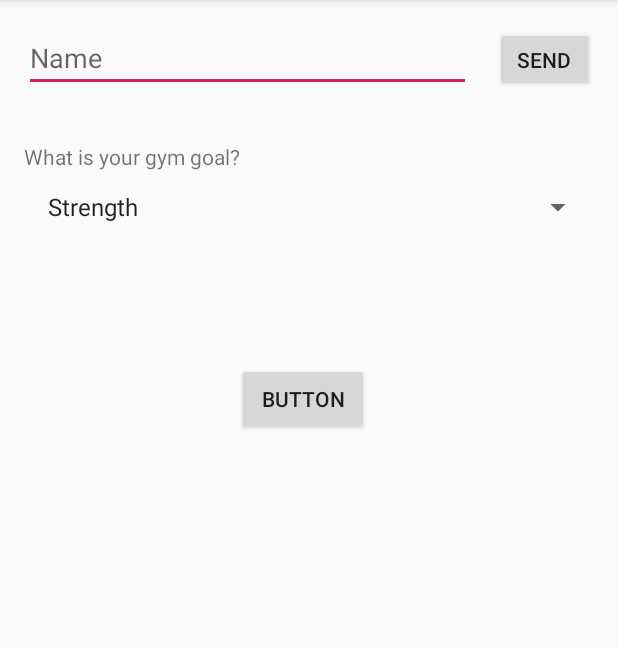
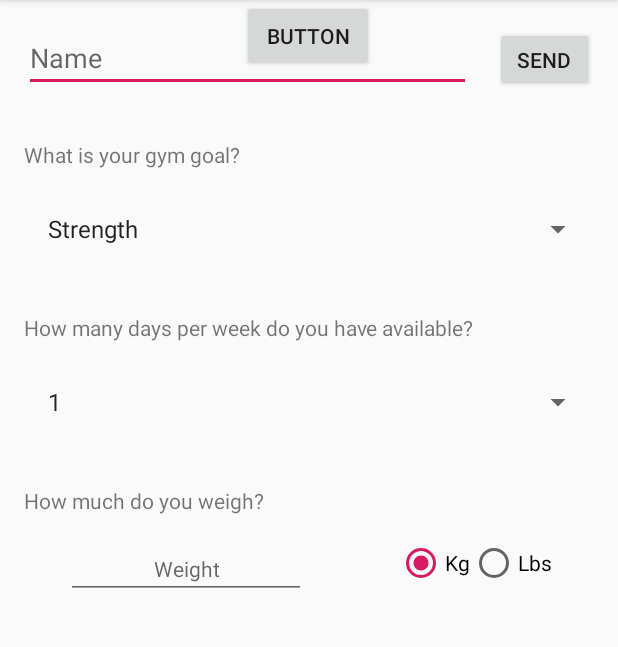
Before and after one commit to ShatterDome1/ProgramMaker, an Android app: the SurveyActivity screen opened directly, with no data from a screen before it, on a phone screen of 412 x 824 dp, the part 84-731 px from its top. Run offline under Robolectric (Android 15) with nearby library versions, the phone set to English and light mode, and no system bars.

Commit message:
added q2 and q3, renamed MainActivity to SurveyActivity, added error message on login

```diff
--- a/app/src/main/AndroidManifest.xml
+++ b/app/src/main/AndroidManifest.xml
@@ -24,10 +24,10 @@
 
         <activity
             android:name=".DisplayMessageActivity"
-            android:parentActivityName=".MainActivity">
+            android:parentActivityName=".SurveyActivity">
         </activity>
 
-        <activity android:name=".MainActivity" />
+        <activity android:name=".SurveyActivity" />
 
     </application>
 
--- a/app/src/main/java/com/example/programmaker/DisplayMessageActivity.java
+++ b/app/src/main/java/com/example/programmaker/DisplayMessageActivity.java
@@ -15,7 +15,7 @@ public class DisplayMessageActivity extends AppCompatActivity {
 
         // Get the intent that started this activity and extract the string
         Intent intent = getIntent();
-        String message = intent.getStringExtra(MainActivity.EXTRA_MESSAGE);
+        String message = intent.getStringExtra(SurveyActivity.EXTRA_MESSAGE);
 
         // Capture the layout's TextView and set the string as its text
         TextView textView = findViewById(R.id.textView);
--- a/app/src/main/java/com/example/programmaker/LoginActivity.java
+++ b/app/src/main/java/com/example/programmaker/LoginActivity.java
@@ -1,11 +1,11 @@
 package com.example.programmaker;
 
 import android.content.Intent;
-import android.icu.text.IDNA;
 import android.os.Bundle;
 import android.view.View;
 import android.widget.Button;
 import android.widget.EditText;
+import android.widget.Toast;
 
 import androidx.appcompat.app.AlertDialog;
 import androidx.appcompat.app.AppCompatActivity;
@@ -44,12 +44,10 @@ public class LoginActivity extends AppCompatActivity {
         UserDBHandler dbHandler = new UserDBHandler(this,null);
         User user = dbHandler.findHandler(usernameStr);
         if ( user != null && user.getPassword().equals(passwordStr) ) {
-            Intent intent = new Intent(LoginActivity.this, MainActivity.class);
+            Intent intent = new Intent(LoginActivity.this, SurveyActivity.class);
             startActivity(intent);
         } else {
-            AlertDialog.Builder a_builder = new AlertDialog.Builder(LoginActivity.this);
-            a_builder.setMessage("Incorrect credentials!");
-            System.out.println("Incorrect credential!!!");
+            Toast.makeText(this, "Invalid credentials!", Toast.LENGTH_SHORT).show();
         }
     }
 
--- a/app/src/main/java/com/example/programmaker/MainActivity.java
+++ b/app/src/main/java/com/example/programmaker/SurveyActivity.java
@@ -9,31 +9,39 @@ import android.widget.ArrayAdapter;
 import android.widget.EditText;
 import android.widget.Spinner;
 
-public class MainActivity extends AppCompatActivity {
+public class SurveyActivity extends AppCompatActivity {
 
     public static final String EXTRA_MESSAGE = "com.example.programmager.MESSAGE";
 
     @Override
     protected void onCreate(Bundle savedInstanceState) {
         super.onCreate(savedInstanceState);
-        setContentView(R.layout.activity_main);
+        setContentView(R.layout.activity_survey);
 
-        // Create the spinner
-        Spinner q1spinner = (Spinner) findViewById(R.id.q1_spinner);
+        // First question of survey
+        Spinner q1spinner = findViewById(R.id.q1_spinner);
         // The adapter gets the string list from the resources
-        ArrayAdapter<String> q1adapter = new ArrayAdapter<String>(MainActivity.this,
+        ArrayAdapter<String> q1adapter = new ArrayAdapter<String>(SurveyActivity.this,
                 android.R.layout.simple_list_item_1,
                 getResources().getStringArray(R.array.q1_answers));
         // This sets the view of the spinner
         q1adapter.setDropDownViewResource(android.R.layout.simple_spinner_dropdown_item);
         // Add the values from the string list to the spinner
         q1spinner.setAdapter(q1adapter);
+
+        // Second question of survey
+        Spinner q2spinner = findViewById(R.id.q2_spinner);
+        ArrayAdapter<String> q2adapter = new ArrayAdapter<>(SurveyActivity.this,
+                android.R.layout.simple_list_item_1,
+                getResources().getStringArray(R.array.q2_answers));
+        q2adapter.setDropDownViewResource(android.R.layout.simple_spinner_dropdown_item);
+        q2spinner.setAdapter(q2adapter);
     }
 
     // Called when the user taps the Send button
     public void sendMessage(View view) {
         Intent intent = new Intent(this, DisplayMessageActivity.class);
-        EditText editText = (EditText) findViewById(R.id.editText);
+        EditText editText = findViewById(R.id.editText);
         String message = editText.getText().toString();
         intent.putExtra(EXTRA_MESSAGE, message);
         startActivity(intent);
--- a/app/src/main/res/layout/activity_main.xml
+++ /dev/null
@@ -1,72 +0,0 @@
-<?xml version="1.0" encoding="utf-8"?>
-<androidx.constraintlayout.widget.ConstraintLayout xmlns:android="http://schemas.android.com/apk/res/android"
-    xmlns:app="http://schemas.android.com/apk/res-auto"
-    xmlns:tools="http://schemas.android.com/tools"
-    android:layout_width="match_parent"
-    android:layout_height="match_parent"
-    tools:context=".MainActivity">
-
-    <Button
-        android:id="@+id/button"
-        android:layout_width="66dp"
-        android:layout_height="43dp"
-        android:layout_marginStart="16dp"
-        android:layout_marginEnd="16dp"
-        android:onClick="sendMessage"
-        android:text="@string/send"
-        app:layout_constraintBaseline_toBaselineOf="@+id/editText"
-        app:layout_constraintEnd_toEndOf="parent"
-        app:layout_constraintHorizontal_bias="0.5"
-        app:layout_constraintStart_toEndOf="@+id/editText" />
-
-    <EditText
-        android:id="@+id/editText"
-        android:layout_width="0dp"
-        android:layout_height="wrap_content"
-        android:layout_marginStart="16dp"
-        android:layout_marginTop="16dp"
-        android:ems="10"
-        android:hint="@string/name"
-        android:inputType="textPersonName"
-        app:layout_constraintEnd_toStartOf="@+id/button"
-        app:layout_constraintHorizontal_bias="0.5"
-        app:layout_constraintStart_toStartOf="parent"
-        app:layout_constraintTop_toTopOf="parent"
-        android:autofillHints="" tools:targetApi="o"/>
-
-    <Spinner
-        android:id="@+id/q1_spinner"
-        android:layout_width="match_parent"
-        android:layout_height="28dp"
-        android:layout_marginStart="16dp"
-        android:layout_marginTop="10dp"
-        android:layout_marginEnd="16dp"
-        app:layout_constraintEnd_toEndOf="parent"
-        app:layout_constraintStart_toStartOf="parent"
-        app:layout_constraintTop_toBottomOf="@+id/textView2" />
-
-    <TextView
-        android:id="@+id/textView2"
-        android:layout_width="match_parent"
-        android:layout_height="wrap_content"
-        android:layout_marginStart="16dp"
-        android:layout_marginTop="33dp"
-        android:layout_marginEnd="16dp"
-        android:text="@string/q1"
-        app:layout_constraintEnd_toEndOf="parent"
-        app:layout_constraintStart_toStartOf="parent"
-        app:layout_constraintTop_toBottomOf="@+id/button" />
-
-    <Button
-        android:id="@+id/deleteUser"
-        android:layout_width="wrap_content"
-        android:layout_height="48dp"
-        android:layout_marginStart="24dp"
-        android:layout_marginTop="90dp"
-        android:layout_marginEnd="32dp"
-        android:text="Button"
-        app:layout_constraintEnd_toEndOf="parent"
-        app:layout_constraintStart_toStartOf="parent"
-        app:layout_constraintTop_toBottomOf="@+id/q1_spinner" />
-
-</androidx.constraintlayout.widget.ConstraintLayout>
--- /dev/null
+++ b/app/src/main/res/layout/activity_survey.xml
@@ -0,0 +1,155 @@
+<?xml version="1.0" encoding="utf-8"?>
+<androidx.constraintlayout.widget.ConstraintLayout xmlns:android="http://schemas.android.com/apk/res/android"
+    xmlns:app="http://schemas.android.com/apk/res-auto"
+    xmlns:tools="http://schemas.android.com/tools"
+    android:layout_width="match_parent"
+    android:layout_height="match_parent"
+    tools:context=".SurveyActivity">
+
+    <Button
+        android:id="@+id/button"
+        android:layout_width="66dp"
+        android:layout_height="43dp"
+        android:layout_marginStart="16dp"
+        android:layout_marginEnd="16dp"
+        android:onClick="sendMessage"
+        android:text="@string/send"
+        app:layout_constraintBaseline_toBaselineOf="@+id/editText"
+        app:layout_constraintEnd_toEndOf="parent"
+        app:layout_constraintHorizontal_bias="0.5"
+        app:layout_constraintStart_toEndOf="@+id/editText" />
+
+    <EditText
+        android:id="@+id/editText"
+        android:layout_width="0dp"
+        android:layout_height="wrap_content"
+        android:layout_marginStart="16dp"
+        android:layout_marginTop="16dp"
+        android:ems="10"
+        android:hint="@string/name"
+        android:inputType="textPersonName"
+        app:layout_constraintEnd_toStartOf="@+id/button"
+        app:layout_constraintHorizontal_bias="0.5"
+        app:layout_constraintStart_toStartOf="parent"
+        app:layout_constraintTop_toTopOf="parent"
+        android:autofillHints="" tools:targetApi="o"/>
+
+    <TextView
+        android:id="@+id/question1"
+        android:layout_width="0dp"
+        android:layout_height="wrap_content"
+        android:layout_marginStart="16dp"
+        android:layout_marginTop="32dp"
+        android:layout_marginEnd="16dp"
+        android:text="@string/q1"
+        app:layout_constraintEnd_toEndOf="parent"
+        app:layout_constraintStart_toStartOf="parent"
+        app:layout_constraintTop_toBottomOf="@+id/button" />
+
+    <Spinner
+        android:id="@+id/q1_spinner"
+        android:layout_width="0dp"
+        android:layout_height="wrap_content"
+        android:layout_marginStart="16dp"
+        android:layout_marginTop="16dp"
+        android:layout_marginEnd="16dp"
+        app:layout_constraintEnd_toEndOf="parent"
+        app:layout_constraintStart_toStartOf="parent"
+        app:layout_constraintTop_toBottomOf="@+id/question1" />
+
+    <TextView
+        android:id="@+id/question2"
+        android:layout_width="0dp"
+        android:layout_height="wrap_content"
+        android:layout_marginStart="16dp"
+        android:layout_marginTop="32dp"
+        android:layout_marginEnd="16dp"
+        android:text="@string/q2"
+        app:layout_constraintEnd_toEndOf="parent"
+        app:layout_constraintStart_toStartOf="parent"
+        app:layout_constraintTop_toBottomOf="@+id/q1_spinner" />
+
+    <Spinner
+        android:id="@+id/q2_spinner"
+        android:layout_width="0dp"
+        android:layout_height="wrap_content"
+        android:layout_marginStart="16dp"
+        android:layout_marginTop="16dp"
+        android:layout_marginEnd="16dp"
+        app:layout_constraintEnd_toEndOf="parent"
+        app:layout_constraintStart_toStartOf="parent"
+        app:layout_constraintTop_toBottomOf="@+id/question2" />
+
+    <TextView
+        android:id="@+id/question3"
+        android:layout_width="0dp"
+        android:layout_height="wrap_content"
+        android:layout_marginStart="16dp"
+        android:layout_marginTop="32dp"
+        android:layout_marginEnd="16dp"
+        android:text="@string/q3"
+        app:layout_constraintEnd_toEndOf="parent"
+        app:layout_constraintStart_toStartOf="parent"
+        app:layout_constraintTop_toBottomOf="@+id/q2_spinner" />
+
+    <Button
+        android:id="@+id/deleteUser"
+        android:layout_width="wrap_content"
+        android:layout_height="wrap_content"
+        android:layout_marginStart="24dp"
+        android:layout_marginEnd="32dp"
+        android:text="Button"
+        app:layout_constraintEnd_toEndOf="parent"
+        app:layout_constraintHorizontal_bias="0.513"
+        app:layout_constraintStart_toStartOf="parent"
+        tools:layout_editor_absoluteY="591dp" />
+
+    <EditText
+        android:id="@+id/weight"
+        android:layout_width="wrap_content"
+        android:layout_height="wrap_content"
+        android:layout_marginStart="16dp"
+        android:layout_marginTop="16dp"
+        android:layout_marginEnd="16dp"
+        android:ems="10"
+        android:hint="@string/weight"
+        android:importantForAutofill="no"
+        android:inputType="number"
+        android:textAlignment="center"
+        android:textSize="14sp"
+        app:layout_constraintEnd_toStartOf="@+id/radioGroup"
+        app:layout_constraintHorizontal_bias="0.0"
+        app:layout_constraintStart_toStartOf="parent"
+        app:layout_constraintTop_toBottomOf="@+id/question3" />
+
+    <RadioGroup
+        android:id="@+id/radioGroup"
+        android:layout_width="wrap_content"
+        android:layout_height="wrap_content"
+        android:layout_marginStart="16dp"
+        android:layout_marginTop="16dp"
+        android:layout_marginEnd="16dp"
+        android:orientation="horizontal"
+        app:layout_constraintEnd_toEndOf="parent"
+        app:layout_constraintStart_toEndOf="@+id/weight"
+        app:layout_constraintTop_toBottomOf="@+id/question3">
+
+        <RadioButton
+            android:id="@+id/radio_kg"
+            android:layout_width="wrap_content"
+            android:layout_height="wrap_content"
+            android:checked="true"
+            android:text="Kg"
+            tools:layout_editor_absoluteX="32dp"
+            tools:layout_editor_absoluteY="341dp" />
+
+        <RadioButton
+            android:id="@+id/radio_lbs"
+            android:layout_width="wrap_content"
+            android:layout_height="wrap_content"
+            android:text="Lbs"
+            tools:layout_editor_absoluteX="81dp"
+            tools:layout_editor_absoluteY="341dp" />
+    </RadioGroup>
+
+</androidx.constraintlayout.widget.ConstraintLayout>
--- a/app/src/main/res/values/strings.xml
+++ b/app/src/main/res/values/strings.xml
@@ -2,9 +2,6 @@
     <string name="app_name">ProgramMaker</string>
     <string name="name">Name</string>
     <string name="send">Send</string>
-
-    <string name="q1">What is your gym goal?</string>
-    <string name="title_activity_login">Sign in</string>
 
     <string name="prompt_email">Email</string>
     <string name="prompt_password">Password</string>
@@ -15,6 +12,7 @@
     <string name="register_lastname">Last Name</string>
     <string name="confirm_password">Confirm Password</string>
 
+    <string name="q1">What is your gym goal?</string>
     <string-array name="q1_answers">
         <item>Strength</item>
         <item>Hypertrophy</item>
@@ -22,4 +20,18 @@
         <item>Conditioning</item>
     </string-array>
 
+    <string name="q2">How many days per week do you have available?</string>
+    <string-array name="q2_answers">
+        <item>1</item>
+        <item>2</item>
+        <item>3</item>
+        <item>4</item>
+        <item>5</item>
+        <item>6</item>
+        <item>7</item>
+    </string-array>
+
+    <string name="q3">How much do you weigh?</string>
+    <string name="weight">Weight</string>
+
 </resources>
```
